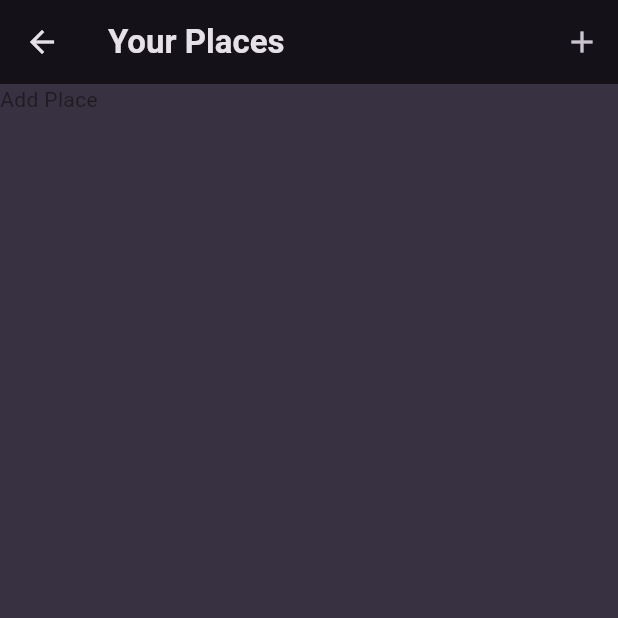
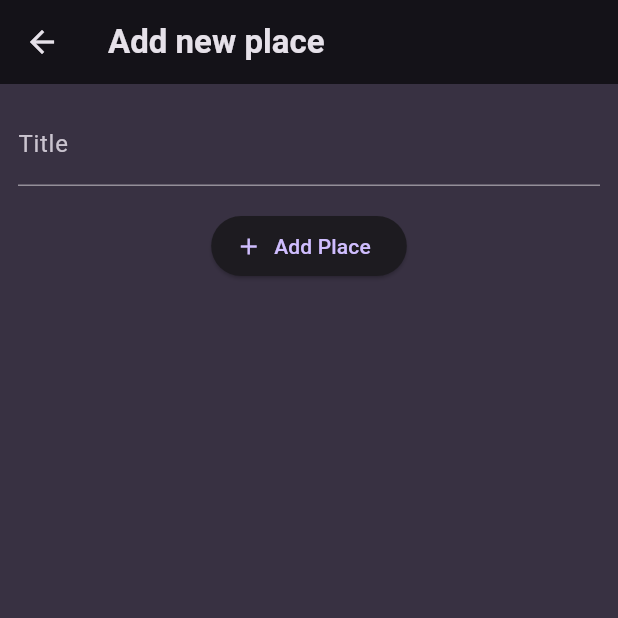
Before and after one commit to hwebz/learn-flutter, a Flutter app: the AddPlaceScreen screen opened directly, on a phone screen of 412 x 824 dp, the top half of it. Run offline on Flutter 3.47's test engine with Material 3 defaults, Android fonts, the phone set to English and light mode, and no system bars; our stand-ins replace animated_bottom_navigation_bar, camera, flutter_font_icons, flutter_riverpod, get, google_fonts and 4 more.

Commit message:
Prepare screens

```diff
--- a/places_app/lib/screens/add_place.dart
+++ b/places_app/lib/screens/add_place.dart
@@ -1,15 +1,47 @@
 import 'package:flutter/material.dart';
 
-class AddPlaceScreen extends StatelessWidget {
+class AddPlaceScreen extends StatefulWidget {
   const AddPlaceScreen({super.key});
+
+  @override
+  State<AddPlaceScreen> createState() => _AddPlaceScreenState();
+}
+
+class _AddPlaceScreenState extends State<AddPlaceScreen> {
+  final _titleController = TextEditingController();
+
+  @override
+  void dispose() {
+    _titleController.dispose();
+    super.dispose();
+  }
 
   @override
   Widget build(BuildContext context) {
     return Scaffold(
         appBar: AppBar(
-          title: const Text("Your Places"),
-          actions: [IconButton(onPressed: () {}, icon: const Icon(Icons.add))],
+          title: const Text("Add new place"),
+          centerTitle: false,
         ),
-        body: const Text("Add Place"));
+        body: SingleChildScrollView(
+          padding: const EdgeInsets.all(12),
+          child: Column(
+            children: [
+              TextField(
+                decoration: const InputDecoration(
+                  labelText: "Title",
+                ),
+                controller: _titleController,
+                style: TextStyle(
+                    color: Theme.of(context).colorScheme.onBackground),
+              ),
+              const SizedBox(height: 16),
+              ElevatedButton.icon(
+                  onPressed: () {},
+                  icon: const Icon(Icons.add),
+                  label: const Text('Add Place'))
+            ],
+          ),
+        ));
   }
 }
--- a/places_app/lib/screens/places_detail.dart
+++ b/places_app/lib/screens/places_detail.dart
@@ -8,7 +8,7 @@ class PlacesDetailScreen extends StatelessWidget {
     return Scaffold(
         appBar: AppBar(
           title: const Text("Your Places"),
-          actions: [IconButton(onPressed: () {}, icon: const Icon(Icons.add))],
+          centerTitle: false,
         ),
         body: const Text("Place Details"));
   }
```
Also changed, not shown: places_app/lib/screens/places.dart (+10 -1 lines).
